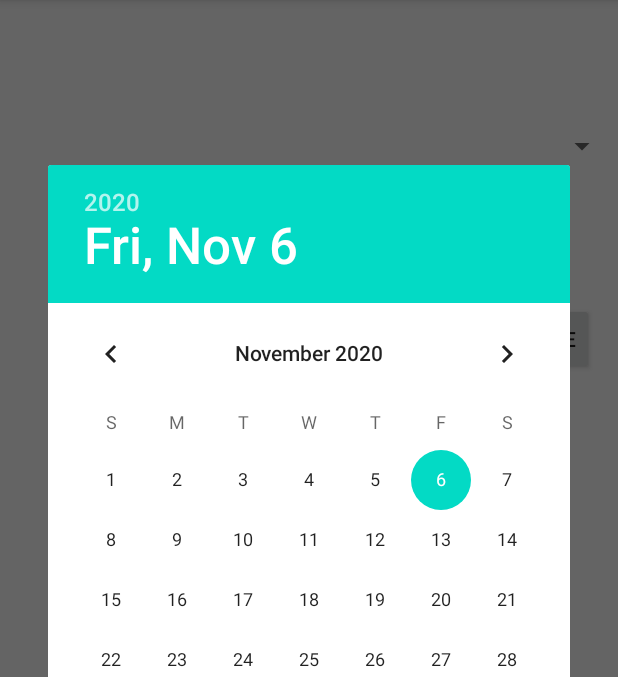
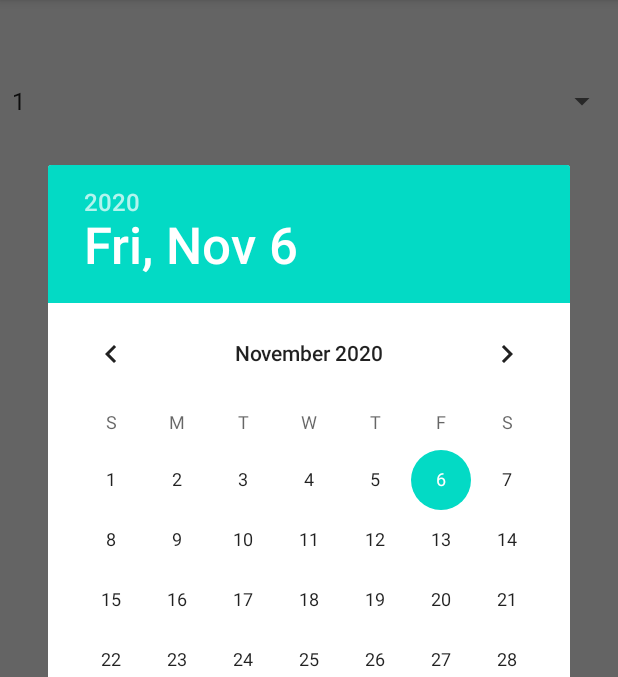
Before and after one commit to PraveenMathew92/covid-tracker-android-app, an Android app: the GetContactGraphActivity screen opened directly, with no data from a screen before it, after a tap on "SELECT DATE", on a phone screen of 412 x 824 dp, the part 84-761 px from its top. Run offline under Robolectric (Android 15) with nearby library versions, the phone set to English and light mode, and no system bars.

```diff
--- a/app/src/main/java/com/example/myfirstandroidapp/GetContactGraphActivity.java
+++ b/app/src/main/java/com/example/myfirstandroidapp/GetContactGraphActivity.java
@@ -4,9 +4,11 @@ import android.app.DatePickerDialog;
 import android.icu.util.Calendar;
 import android.os.Bundle;
 import android.view.View;
+import android.widget.ArrayAdapter;
 import android.widget.Button;
 import android.widget.DatePicker;
 import android.widget.EditText;
+import android.widget.Spinner;
 
 import androidx.annotation.Nullable;
 import androidx.appcompat.app.AppCompatActivity;
@@ -39,5 +41,11 @@ public class GetContactGraphActivity extends AppCompatActivity {
                 datePickerDialog.show();
             }
         });
+
+        Spinner spinner = (Spinner) findViewById(R.id.subject_spinner);
+        ArrayAdapter<CharSequence> adapter = ArrayAdapter.createFromResource(this,
+                R.array.subject_array, android.R.layout.simple_spinner_item);
+        adapter.setDropDownViewResource(android.R.layout.simple_spinner_dropdown_item);
+        spinner.setAdapter(adapter);
     }
 }
--- a/app/src/main/res/layout/get_contact_graph.xml
+++ b/app/src/main/res/layout/get_contact_graph.xml
@@ -7,7 +7,7 @@
     android:layout_height="match_parent">
 
     <Spinner
-        android:id="@+id/planets_spinner"
+        android:id="@+id/subject_spinner"
         android:layout_width="match_parent"
         android:layout_height="wrap_content"
         app:layout_constraintBottom_toBottomOf="parent"
@@ -15,17 +15,18 @@
         app:layout_constraintHorizontal_bias="0.0"
         app:layout_constraintStart_toStartOf="parent"
         app:layout_constraintTop_toTopOf="parent"
-        app:layout_constraintVertical_bias="0.115" />
+        app:layout_constraintVertical_bias="0.074" />
 
     <EditText
         android:id="@+id/selected_date"
         android:layout_width="wrap_content"
         android:layout_height="wrap_content"
+        android:layout_marginBottom="444dp"
         android:ems="10"
         android:inputType="date"
         app:layout_constraintBottom_toBottomOf="parent"
         app:layout_constraintEnd_toEndOf="parent"
-        app:layout_constraintHorizontal_bias="0.184"
+        app:layout_constraintHorizontal_bias="0.164"
         app:layout_constraintStart_toStartOf="parent"
         app:layout_constraintTop_toBottomOf="@+id/planets_spinner"
         app:layout_constraintVertical_bias="0.141" />
@@ -34,13 +35,13 @@
         android:id="@+id/select_date_button"
         android:layout_width="wrap_content"
         android:layout_height="wrap_content"
-        android:layout_marginEnd="16dp"
+        android:layout_marginEnd="32dp"
         android:text="@string/select_date"
         app:layout_constraintBottom_toBottomOf="parent"
         app:layout_constraintEnd_toEndOf="parent"
         app:layout_constraintHorizontal_bias="0.583"
         app:layout_constraintStart_toEndOf="@+id/editTextDate"
         app:layout_constraintTop_toTopOf="parent"
-        app:layout_constraintVertical_bias="0.281" />
+        app:layout_constraintVertical_bias="0.203" />
 
 </androidx.constraintlayout.widget.ConstraintLayout>
--- a/app/src/main/res/values/strings.xml
+++ b/app/src/main/res/values/strings.xml
@@ -18,4 +18,17 @@
     <string name="please_rate_your_symptoms">Please Rate Your Symptoms</string>
     <string name="upload_db">Upload DB</string>
     <string name="select_date">Select Date</string>
+    <string-array name="subject_array">
+        <item>1</item>
+        <item>2</item>
+        <item>3</item>
+        <item>4</item>
+        <item>5</item>
+        <item>6</item>
+        <item>7</item>
+        <item>8</item>
+        <item>9</item>
+        <item>10</item>
+        <item>11</item>
+    </string-array>
 </resources>
```
